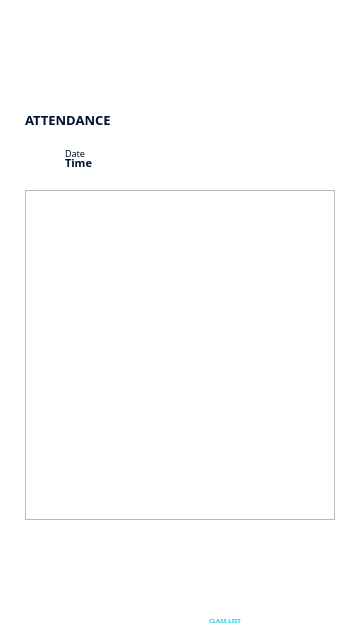
Qt form lecturer_attendance_list.ui (IamLevin40/CC203-FinalProject) before a commit.
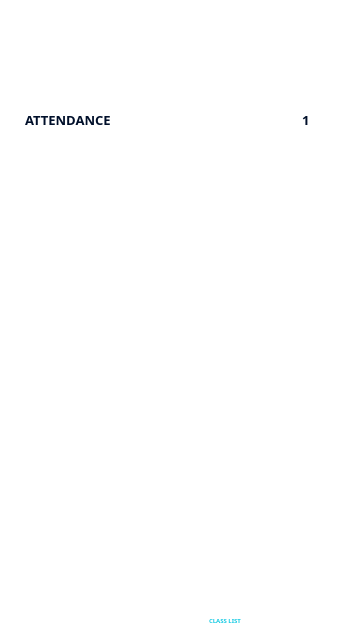
The same form after that commit. Icons and pictures are not drawn.

```diff
--- a/lecturer_attendance_list.ui
+++ b/lecturer_attendance_list.ui
@@ -228,6 +228,36 @@
       <bool>true</bool>
      </property>
     </widget>
+    <widget class="QLabel" name="errorLabel">
+     <property name="enabled">
+      <bool>true</bool>
+     </property>
+     <property name="geometry">
+      <rect>
+       <x>25</x>
+       <y>5</y>
+       <width>310</width>
+       <height>20</height>
+      </rect>
+     </property>
+     <property name="styleSheet">
+      <string notr="true">QLabel {
+	background: none;
+	color: #FF003D;
+	font-family: Poppins;
+	font-size: 10px;
+	font-style: normal;
+	font-weight: 600;
+	line-height: normal;
+}</string>
+     </property>
+     <property name="text">
+      <string/>
+     </property>
+     <property name="alignment">
+      <set>Qt::AlignCenter</set>
+     </property>
+    </widget>
     <zorder>whiteBox</zorder>
     <zorder>footerHud</zorder>
     <zorder>homeButton</zorder>
@@ -309,9 +339,9 @@
     <widget class="QLabel" name="headerSubjectCodeLabel">
      <property name="geometry">
       <rect>
-       <x>25</x>
+       <x>55</x>
        <y>15</y>
-       <width>310</width>
+       <width>250</width>
        <height>30</height>
       </rect>
      </property>
@@ -345,7 +375,7 @@
      <property name="geometry">
       <rect>
        <x>25</x>
-       <y>45</y>
+       <y>40</y>
        <width>310</width>
        <height>15</height>
       </rect>
@@ -372,7 +402,7 @@
      <property name="geometry">
       <rect>
        <x>25</x>
-       <y>65</y>
+       <y>60</y>
        <width>310</width>
        <height>20</height>
       </rect>
@@ -473,7 +503,7 @@
 }</string>
      </property>
      <property name="text">
-      <string>Date&lt;?&gt;</string>
+      <string/>
      </property>
     </widget>
     <widget class="QLabel" name="timeLabel">
@@ -496,11 +526,112 @@
 }</string>
      </property>
      <property name="text">
-      <string>Time&lt;?&gt;</string>
+      <string/>
      </property>
     </widget>
    </widget>
-   <widget class="QScrollArea" name="attendanceListArea">
+   <widget class="QGroupBox" name="pageGroup">
+    <property name="geometry">
+     <rect>
+      <x>260</x>
+      <y>105</y>
+      <width>90</width>
+      <height>30</height>
+     </rect>
+    </property>
+    <property name="styleSheet">
+     <string notr="true">QGroupBox {
+	border: 0px;
+	border-radius: 0px;
+}</string>
+    </property>
+    <property name="title">
+     <string/>
+    </property>
+    <widget class="QPushButton" name="nextPageButton">
+     <property name="geometry">
+      <rect>
+       <x>55</x>
+       <y>5</y>
+       <width>20</width>
+       <height>20</height>
+      </rect>
+     </property>
+     <property name="styleSheet">
+      <string notr="true">QPushButton {
+	border: 0px;
+	border-radius: 0px;
+	background: none;
+}</string>
+     </property>
+     <property name="text">
+      <string/>
+     </property>
+     <property name="icon">
+      <iconset resource="resources.qrc">
+       <normaloff>:/res/assets/next_arrow.png</normaloff>:/res/assets/next_arrow.png</iconset>
+     </property>
+     <property name="flat">
+      <bool>true</bool>
+     </property>
+    </widget>
+    <widget class="QPushButton" name="prevPageButton">
+     <property name="geometry">
+      <rect>
+       <x>15</x>
+       <y>5</y>
+       <width>20</width>
+       <height>20</height>
+      </rect>
+     </property>
+     <property name="styleSheet">
+      <string notr="true">QPushButton {
+	border: 0px;
+	border-radius: 0px;
+	background: none;
+}</string>
+     </property>
+     <property name="text">
+      <string/>
+     </property>
+     <property name="icon">
+      <iconset resource="resources.qrc">
+       <normaloff>:/res/assets/prev_arrow.png</normaloff>:/res/assets/prev_arrow.png</iconset>
+     </property>
+     <property name="flat">
+      <bool>true</bool>
+     </property>
+    </widget>
+    <widget class="QLineEdit" name="numberPageTextbox">
+     <property name="geometry">
+      <rect>
+       <x>31</x>
+       <y>5</y>
+       <width>30</width>
+       <height>20</height>
+      </rect>
+     </property>
+     <property name="styleSheet">
+      <string notr="true">QLineEdit {
+	background-color: transparent;
+	border: 0px;
+	color: #000F2A;
+	font-family: Poppins;
+	font-size: 13px;
+	font-style: normal;
+	font-weight: 700;
+	line-height: normal;
+}</string>
+     </property>
+     <property name="text">
+      <string>1</string>
+     </property>
+     <property name="alignment">
+      <set>Qt::AlignCenter</set>
+     </property>
+    </widget>
+   </widget>
+   <widget class="QGroupBox" name="attendanceListArea">
     <property name="geometry">
      <rect>
       <x>25</x>
@@ -509,24 +640,16 @@
       <height>330</height>
      </rect>
     </property>
-    <property name="widgetResizable">
-     <bool>true</bool>
-    </property>
-    <widget class="QWidget" name="contents">
-     <property name="geometry">
-      <rect>
-       <x>0</x>
-       <y>0</y>
-       <width>308</width>
-       <height>328</height>
-      </rect>
-     </property>
-     <property name="styleSheet">
-      <string notr="true">QWidget {
-	background-color: #FFFFFF;
+    <property name="styleSheet">
+     <string notr="true">QGroupBox {
+	border: 0px;
+	border-radius: 0px;
+	background: none;
 }</string>
-     </property>
-    </widget>
+    </property>
+    <property name="title">
+     <string/>
+    </property>
    </widget>
    <zorder>headerGroup</zorder>
    <zorder>titleLabel</zorder>
```
Left out of the diff: 8 changed lines with no effect on the pictures.
